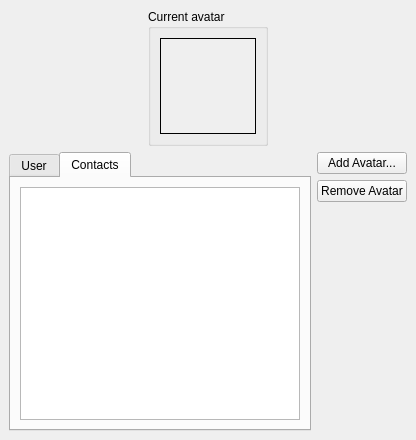
Above: libkopete/ui/avatarselectorwidget.ui from KDE/kopete before the change. Below: the same form after it.
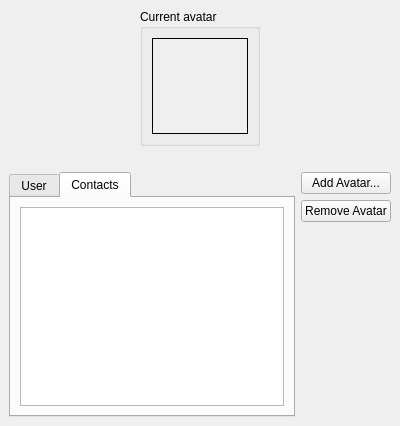
That is the form after the change. The open tabs and pages were chosen to show the change.

Commit message:
Implement AvatarQueryJob. Now avatars are listed in AvatarSelectorWidget.
Also update the list when an avatar is added.

The edit to the form file:
```diff
--- a/libkopete/ui/avatarselectorwidget.ui
+++ b/libkopete/ui/avatarselectorwidget.ui
@@ -5,8 +5,8 @@
    <rect>
     <x>0</x>
     <y>0</y>
-    <width>416</width>
-    <height>440</height>
+    <width>400</width>
+    <height>426</height>
    </rect>
   </property>
   <layout class="QGridLayout" >
@@ -17,6 +17,22 @@
     <number>6</number>
    </property>
    <item row="0" column="0" >
+    <layout class="QGridLayout" >
+     <property name="margin" >
+      <number>0</number>
+     </property>
+     <property name="spacing" >
+      <number>6</number>
+     </property>
+     <item row="0" column="0" colspan="2" >
+      <layout class="QHBoxLayout" >
+       <property name="margin" >
+        <number>0</number>
+       </property>
+       <property name="spacing" >
+        <number>6</number>
+       </property>
+       <item>
     <spacer>
      <property name="orientation" >
       <enum>Qt::Horizontal</enum>
@@ -29,7 +45,7 @@
      </property>
     </spacer>
    </item>
-   <item row="0" column="1" >
+       <item>
     <widget class="QGroupBox" name="groupBox" >
      <property name="sizePolicy" >
       <sizepolicy>
@@ -91,7 +107,7 @@
      </layout>
     </widget>
    </item>
-   <item row="0" column="2" >
+       <item>
     <spacer>
      <property name="orientation" >
       <enum>Qt::Horizontal</enum>
@@ -104,8 +120,10 @@
      </property>
     </spacer>
    </item>
-   <item row="1" column="0" colspan="3" >
-    <layout class="QHBoxLayout" >
+      </layout>
+     </item>
+     <item row="2" column="1" >
+      <layout class="QVBoxLayout" >
      <property name="margin" >
       <number>0</number>
      </property>
@@ -113,6 +131,35 @@
       <number>6</number>
      </property>
      <item>
+        <widget class="QPushButton" name="buttonAddAvatar" >
+         <property name="text" >
+          <string>Add Avatar...</string>
+         </property>
+        </widget>
+       </item>
+       <item>
+        <widget class="QPushButton" name="buttonAddAvatar" >
+         <property name="text" >
+          <string>Remove Avatar</string>
+         </property>
+        </widget>
+       </item>
+       <item>
+        <spacer>
+         <property name="orientation" >
+          <enum>Qt::Vertical</enum>
+         </property>
+         <property name="sizeHint" >
+          <size>
+           <width>20</width>
+           <height>40</height>
+          </size>
+         </property>
+        </spacer>
+       </item>
+      </layout>
+     </item>
+     <item row="2" column="0" >
       <widget class="QTabWidget" name="tabAvatar" >
        <property name="sizePolicy" >
         <sizepolicy>
@@ -153,48 +200,25 @@
           <number>6</number>
          </property>
          <item row="0" column="0" >
-          <widget class="QListWidget" name="listUserContact" />
-         </item>
-        </layout>
-       </widget>
-      </widget>
-     </item>
-     <item>
-      <layout class="QVBoxLayout" >
-       <property name="margin" >
-        <number>0</number>
-       </property>
-       <property name="spacing" >
-        <number>6</number>
-       </property>
-       <item>
-        <widget class="QPushButton" name="buttonAddAvatar" >
-         <property name="text" >
-          <string>Add Avatar...</string>
-         </property>
-        </widget>
-       </item>
-       <item>
-        <widget class="QPushButton" name="buttonAddAvatar" >
-         <property name="text" >
-          <string>Remove Avatar</string>
-         </property>
-        </widget>
-       </item>
-       <item>
-        <spacer>
-         <property name="orientation" >
-          <enum>Qt::Vertical</enum>
-         </property>
-         <property name="sizeHint" >
+          <widget class="QListWidget" name="listUserContact" >
+           <property name="iconSize" >
           <size>
-           <width>20</width>
-           <height>40</height>
-          </size>
-         </property>
-        </spacer>
-       </item>
-      </layout>
+             <width>64</width>
+             <height>64</height>
+            </size>
+           </property>
+          </widget>
+         </item>
+        </layout>
+       </widget>
+      </widget>
+     </item>
+     <item row="1" column="0" >
+      <widget class="QLabel" name="labelErrorMessage" >
+       <property name="wordWrap" >
+        <bool>true</bool>
+       </property>
+      </widget>
      </item>
     </layout>
    </item>
```
Left out of the diff: 9 changed lines with no effect on the pictures. Lines whose indentation alone changed are shown as unchanged. The commit also changes 4 other files.
